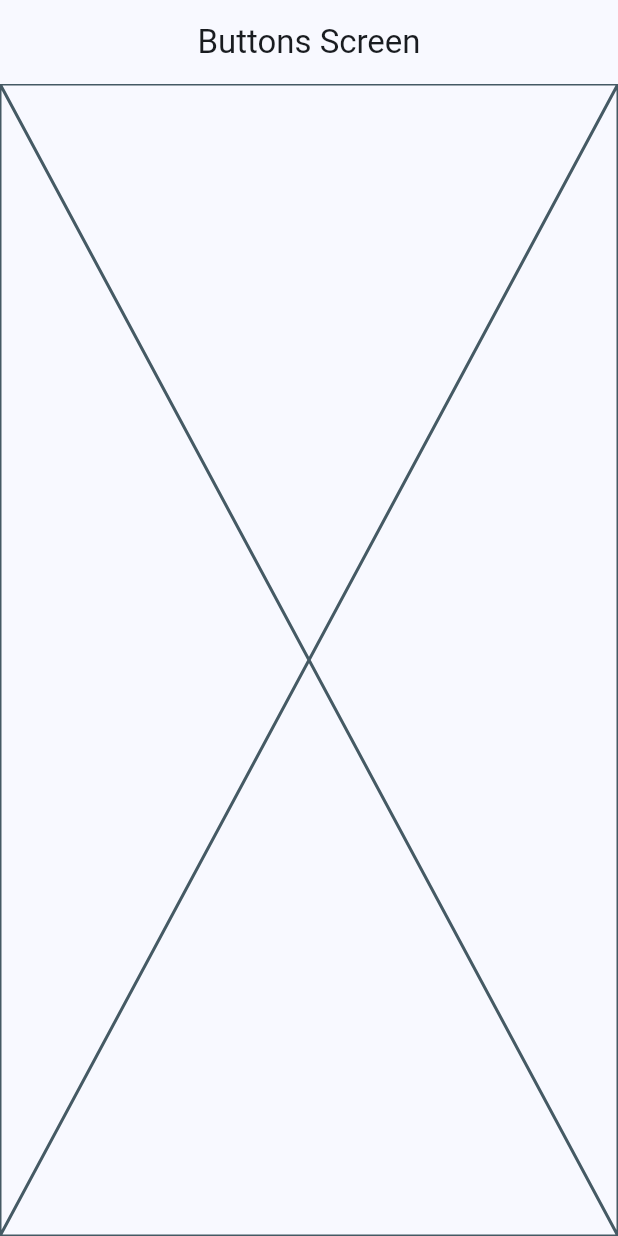
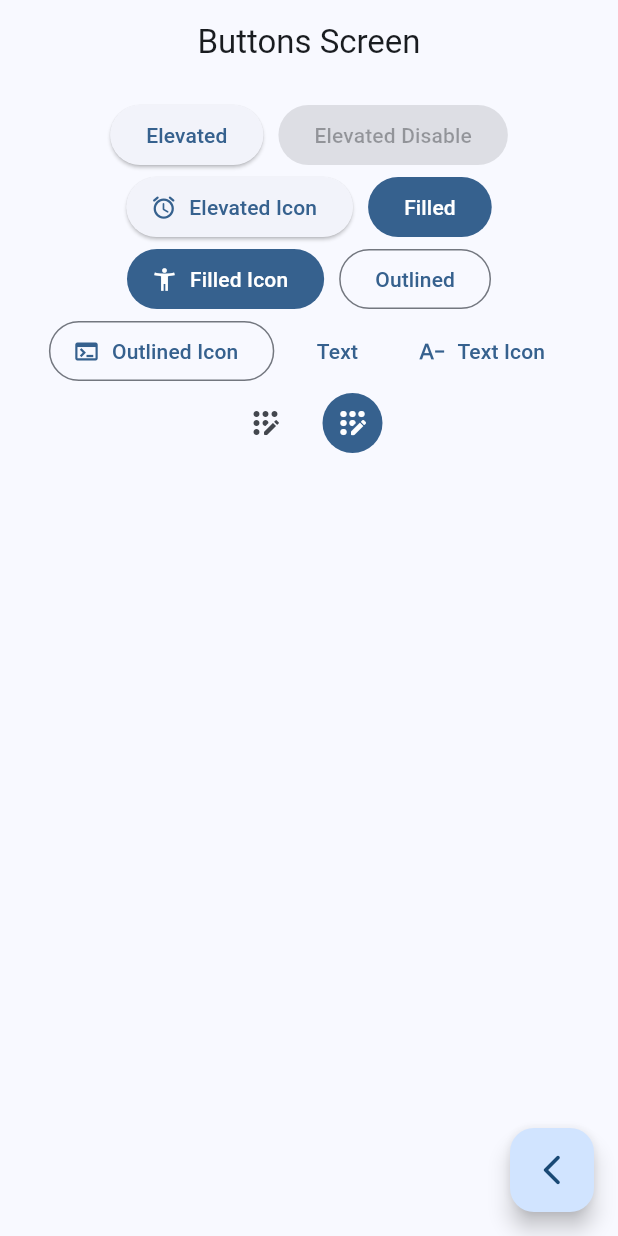
Before and after one commit to GerardSeef/widget_app, a Flutter app: the ButtonsScreen screen opened by its route, on a phone screen of 412 x 824 dp. Run offline on Flutter 3.47's test engine with Material 2 defaults, Android fonts, the phone set to English and light mode, and no system bars; our stand-ins replace go_router.

```diff
--- a/lib/presentation/buttons/buttons_screen.dart
+++ b/lib/presentation/buttons/buttons_screen.dart
@@ -1,4 +1,5 @@
 import 'package:flutter/material.dart';
+import 'package:go_router/go_router.dart';
 
 class ButtonsScreen extends StatefulWidget {
   static const String name = 'buttons_screen';
@@ -15,7 +16,84 @@ class _ButtonsScreenState extends State<ButtonsScreen> {
       appBar: AppBar(
         title: const Text('Buttons Screen'),
       ),
-      body: const Placeholder(),
+      body: const _ButtonsView(),
+      floatingActionButton: FloatingActionButton(
+        child: const Icon(Icons.arrow_back_ios_new_rounded),
+        onPressed: () {
+          context.pop();
+        },
+      ),
     );
   }
 }
+
+class _ButtonsView extends StatelessWidget {
+  const _ButtonsView();
+
+  @override
+  Widget build(BuildContext context) {
+
+    final colors = Theme.of(context).colorScheme;
+
+    return SizedBox(
+      width: double.infinity,
+      child: Padding(
+        padding: const EdgeInsets.symmetric(horizontal: 20, vertical: 10),
+        child: SizedBox(
+          child: Wrap(
+            spacing: 10,
+            alignment: WrapAlignment.center,
+            children: [
+              ElevatedButton(onPressed: () {}, child: const Text('Elevated')),
+              const ElevatedButton(
+                  onPressed: null, child: Text('Elevated Disable')),
+
+              ElevatedButton.icon(
+                onPressed: () {},
+                icon: const Icon(Icons.access_alarm_rounded),
+                label: const Text('Elevated Icon'),
+              ),
+
+              FilledButton(onPressed: () {}, child: const Text('Filled')),
+              FilledButton.icon(
+                onPressed: () {},
+                icon: const Icon(Icons.accessibility_new),
+                label: const Text('Filled Icon'),
+              ),
+
+              OutlinedButton(onPressed: () {}, child: const Text('Outlined')),
+              OutlinedButton.icon(
+                onPressed: () {},
+                icon: const Icon(Icons.terminal),
+                label: const Text('Outlined Icon'),
+              ),
+
+              TextButton(
+                onPressed: () {},
+                child: const Text('Text'),
+              ),
+              TextButton.icon(
+                onPressed: () {},
+                icon: const Icon(Icons.text_decrease_sharp),
+                label: const Text('Text Icon'),
+              ),
+
+              //TODO: custom button
+
+              IconButton(
+                onPressed: () {},
+                icon: const Icon(Icons.app_registration_rounded),
+              ),
+              IconButton(
+                onPressed: () {},
+                icon: const Icon(Icons.app_registration_rounded),
+                style: ButtonStyle(backgroundColor: MaterialStatePropertyAll(colors.primary),
+                iconColor: const MaterialStatePropertyAll( Colors.white)),
+              ),
+            ],
+          ),
+        ),
+      ),
+    );
+  }
+}
```
